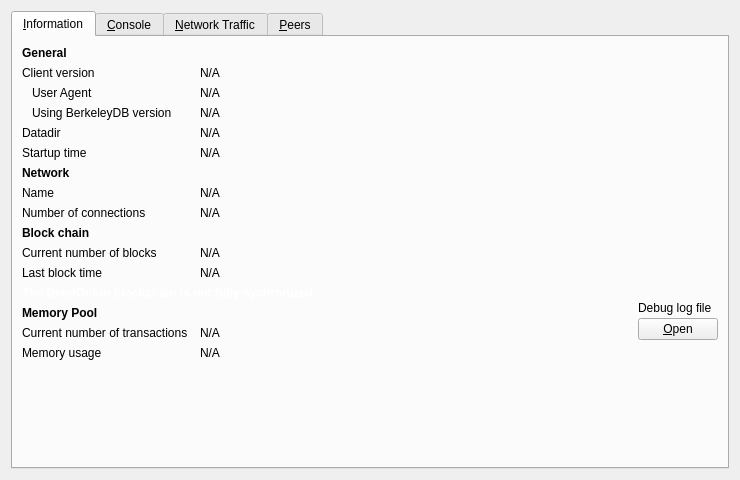
Above: src/qt/forms/debugwindow.ui from deeponion/deeponion before the change. Below: the same form after it.
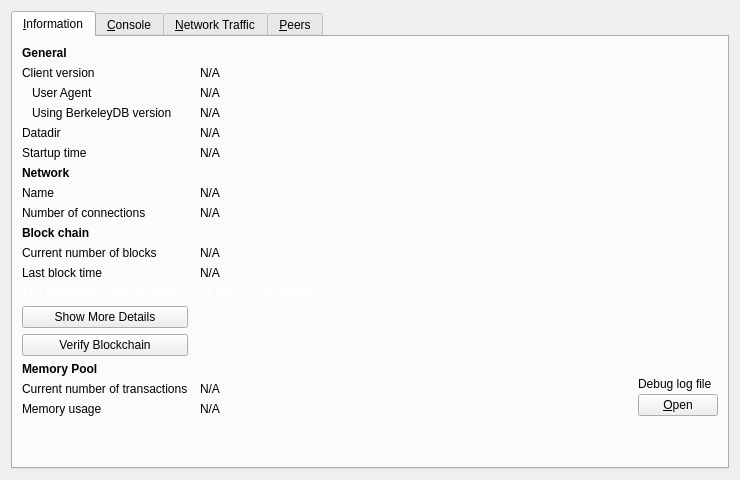
That is the form after the change. Icons and pictures are not drawn. Custom widgets are drawn as their Qt base class.

Commit message: Added verifyBlockchainButton and showMeDetailsButton to debugwind.ui wothout logic

```diff
--- a/src/qt/forms/debugwindow.ui
+++ b/src/qt/forms/debugwindow.ui
@@ -299,6 +299,20 @@
         </widget>
        </item>
        <item row="13" column="0">
+        <widget class="QPushButton" name="showMeDetailsButton">
+         <property name="text">
+          <string>Show More Details</string>
+         </property>
+        </widget>
+       </item>
+       <item row="14" column="0">
+        <widget class="QPushButton" name="verifyBlockchainButton">
+         <property name="text">
+          <string>Verify Blockchain</string>
+         </property>
+        </widget>
+       </item>       
+       <item row="15" column="0">
         <widget class="QLabel" name="labelMempoolTitle">
          <property name="font">
           <font>
@@ -311,14 +325,14 @@
          </property>
         </widget>
        </item>
-       <item row="14" column="0">
+       <item row="16" column="0">
         <widget class="QLabel" name="labelNumberOfTransactions">
          <property name="text">
           <string>Current number of transactions</string>
          </property>
         </widget>
        </item>
-       <item row="14" column="1">
+       <item row="16" column="1">
         <widget class="QLabel" name="mempoolNumberTxs">
          <property name="cursor">
           <cursorShape>IBeamCursor</cursorShape>
@@ -334,14 +348,14 @@
          </property>
         </widget>
        </item>
-       <item row="15" column="0">
+       <item row="17" column="0">
         <widget class="QLabel" name="labelMemoryUsage">
          <property name="text">
           <string>Memory usage</string>
          </property>
         </widget>
        </item>
-       <item row="15" column="1">
+       <item row="17" column="1">
         <widget class="QLabel" name="mempoolSize">
          <property name="cursor">
           <cursorShape>IBeamCursor</cursorShape>
@@ -357,7 +371,7 @@
          </property>
         </widget>
        </item>
-       <item row="12" column="2" rowspan="3">
+       <item row="15" column="2" rowspan="3">
         <layout class="QVBoxLayout" name="verticalLayoutDebugButton">
          <property name="spacing">
           <number>3</number>
@@ -397,7 +411,7 @@
          </item>
         </layout>
        </item>
-       <item row="16" column="0">
+       <item row="18" column="0">
         <spacer name="verticalSpacer">
          <property name="orientation">
           <enum>Qt::Vertical</enum>
```
